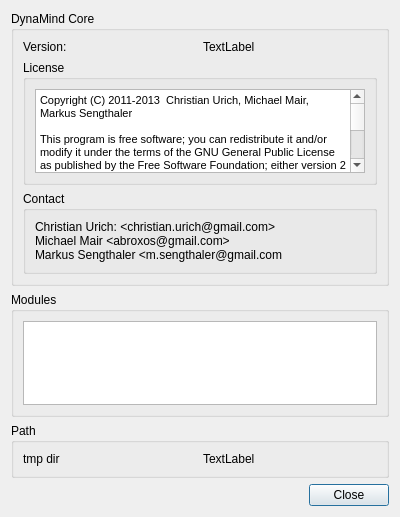
Above: src/libdynamind-gui/guiaboutdialog.ui from iut-ibk/DynaMind-ToolBox before the change. Below: the same form after it.
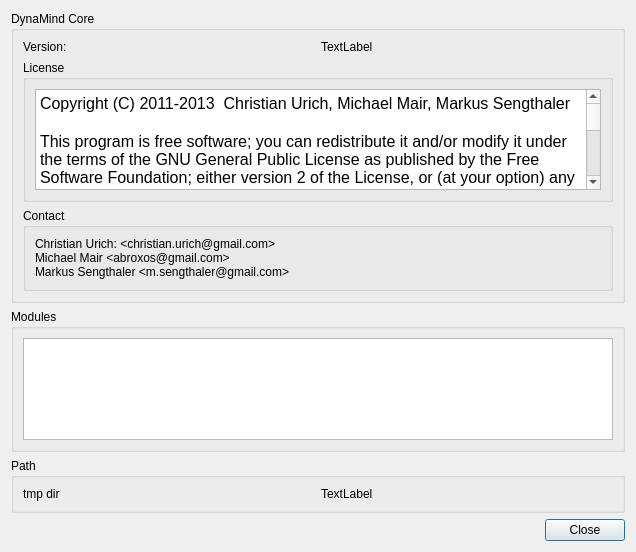
That is the form after the change.

Commit message: bigger text and missing >

Diff of the .ui file:
```diff
--- a/src/libdynamind-gui/guiaboutdialog.ui
+++ b/src/libdynamind-gui/guiaboutdialog.ui
@@ -6,8 +6,8 @@
    <rect>
     <x>0</x>
     <y>0</y>
-    <width>400</width>
-    <height>517</height>
+    <width>636</width>
+    <height>552</height>
    </rect>
   </property>
   <property name="windowTitle">
@@ -52,14 +52,14 @@
               <string>&lt;!DOCTYPE HTML PUBLIC &quot;-//W3C//DTD HTML 4.0//EN&quot; &quot;http://www.w3.org/TR/REC-html40/strict.dtd&quot;&gt;
 &lt;html&gt;&lt;head&gt;&lt;meta name=&quot;qrichtext&quot; content=&quot;1&quot; /&gt;&lt;style type=&quot;text/css&quot;&gt;
 p, li { white-space: pre-wrap; }
-&lt;/style&gt;&lt;/head&gt;&lt;body style=&quot; font-family:'MS Shell Dlg 2'; font-size:8.25pt; font-weight:400; font-style:normal;&quot;&gt;
-&lt;p style=&quot; margin-top:0px; margin-bottom:0px; margin-left:0px; margin-right:0px; -qt-block-indent:0; text-indent:0px;&quot;&gt;&lt;span style=&quot; font-size:8pt;&quot;&gt;Copyright (C) 2011-2013  Christian Urich, Michael Mair, Markus Sengthaler&lt;/span&gt;&lt;/p&gt;
-&lt;p style=&quot;-qt-paragraph-type:empty; margin-top:0px; margin-bottom:0px; margin-left:0px; margin-right:0px; -qt-block-indent:0; text-indent:0px; font-size:8pt;&quot;&gt;&lt;br /&gt;&lt;/p&gt;
-&lt;p style=&quot; margin-top:0px; margin-bottom:0px; margin-left:0px; margin-right:0px; -qt-block-indent:0; text-indent:0px;&quot;&gt;&lt;span style=&quot; font-size:8pt;&quot;&gt;This program is free software; you can redistribute it and/or modify it under the terms of the GNU General Public License as published by the Free Software Foundation; either version 2 of the License, or (at your option) any later version.&lt;/span&gt;&lt;/p&gt;
-&lt;p style=&quot;-qt-paragraph-type:empty; margin-top:0px; margin-bottom:0px; margin-left:0px; margin-right:0px; -qt-block-indent:0; text-indent:0px; font-size:8pt;&quot;&gt;&lt;br /&gt;&lt;/p&gt;
-&lt;p style=&quot; margin-top:0px; margin-bottom:0px; margin-left:0px; margin-right:0px; -qt-block-indent:0; text-indent:0px;&quot;&gt;&lt;span style=&quot; font-size:8pt;&quot;&gt;This program is distributed in the hope that it will be useful, but WITHOUT ANY WARRANTY; without even the implied warranty of MERCHANTABILITY or FITNESS FOR A PARTICULAR PURPOSE. See the GNU General Public License for more details.&lt;/span&gt;&lt;/p&gt;
-&lt;p style=&quot;-qt-paragraph-type:empty; margin-top:0px; margin-bottom:0px; margin-left:0px; margin-right:0px; -qt-block-indent:0; text-indent:0px; font-size:8pt;&quot;&gt;&lt;br /&gt;&lt;/p&gt;
-&lt;p style=&quot; margin-top:0px; margin-bottom:0px; margin-left:0px; margin-right:0px; -qt-block-indent:0; text-indent:0px;&quot;&gt;&lt;span style=&quot; font-size:8pt;&quot;&gt;You should have received a copy of the GNU General Public License along with this program; if not, write to the Free Software Foundation, Inc., 51 Franklin Street, Fifth Floor, Boston, MA  02110-1301, USA.&lt;/span&gt;&lt;/p&gt;&lt;/body&gt;&lt;/html&gt;</string>
+&lt;/style&gt;&lt;/head&gt;&lt;body style=&quot; font-family:'Lucida Grande'; font-size:13pt; font-weight:400; font-style:normal;&quot;&gt;
+&lt;p style=&quot; margin-top:0px; margin-bottom:0px; margin-left:0px; margin-right:0px; -qt-block-indent:0; text-indent:0px;&quot;&gt;&lt;span style=&quot; font-family:'MS Shell Dlg 2'; font-size:12pt;&quot;&gt;Copyright (C) 2011-2013  Christian Urich, Michael Mair, Markus Sengthaler&lt;/span&gt;&lt;/p&gt;
+&lt;p style=&quot;-qt-paragraph-type:empty; margin-top:0px; margin-bottom:0px; margin-left:0px; margin-right:0px; -qt-block-indent:0; text-indent:0px; font-family:'MS Shell Dlg 2'; font-size:12pt;&quot;&gt;&lt;br /&gt;&lt;/p&gt;
+&lt;p style=&quot; margin-top:0px; margin-bottom:0px; margin-left:0px; margin-right:0px; -qt-block-indent:0; text-indent:0px;&quot;&gt;&lt;span style=&quot; font-family:'MS Shell Dlg 2'; font-size:12pt;&quot;&gt;This program is free software; you can redistribute it and/or modify it under the terms of the GNU General Public License as published by the Free Software Foundation; either version 2 of the License, or (at your option) any later version.&lt;/span&gt;&lt;/p&gt;
+&lt;p style=&quot;-qt-paragraph-type:empty; margin-top:0px; margin-bottom:0px; margin-left:0px; margin-right:0px; -qt-block-indent:0; text-indent:0px; font-family:'MS Shell Dlg 2'; font-size:12pt;&quot;&gt;&lt;br /&gt;&lt;/p&gt;
+&lt;p style=&quot; margin-top:0px; margin-bottom:0px; margin-left:0px; margin-right:0px; -qt-block-indent:0; text-indent:0px;&quot;&gt;&lt;span style=&quot; font-family:'MS Shell Dlg 2'; font-size:12pt;&quot;&gt;This program is distributed in the hope that it will be useful, but WITHOUT ANY WARRANTY; without even the implied warranty of MERCHANTABILITY or FITNESS FOR A PARTICULAR PURPOSE. See the GNU General Public License for more details.&lt;/span&gt;&lt;/p&gt;
+&lt;p style=&quot;-qt-paragraph-type:empty; margin-top:0px; margin-bottom:0px; margin-left:0px; margin-right:0px; -qt-block-indent:0; text-indent:0px; font-family:'MS Shell Dlg 2'; font-size:12pt;&quot;&gt;&lt;br /&gt;&lt;/p&gt;
+&lt;p style=&quot; margin-top:0px; margin-bottom:0px; margin-left:0px; margin-right:0px; -qt-block-indent:0; text-indent:0px;&quot;&gt;&lt;span style=&quot; font-family:'MS Shell Dlg 2'; font-size:12pt;&quot;&gt;You should have received a copy of the GNU General Public License along with this program; if not, write to the Free Software Foundation, Inc., 51 Franklin Street, Fifth Floor, Boston, MA  02110-1301, USA.&lt;/span&gt;&lt;/p&gt;&lt;/body&gt;&lt;/html&gt;</string>
              </property>
             </widget>
            </item>
@@ -78,7 +78,7 @@
            <item>
             <widget class="QLabel" name="contactLabel">
              <property name="text">
-              <string>&lt;html&gt;&lt;head/&gt;&lt;body&gt;&lt;p&gt;Christian Urich: &amp;lt;christian.urich@gmail.com&amp;gt;&lt;br/&gt;Michael Mair &amp;lt;abroxos@gmail.com&amp;gt;&lt;br/&gt;Markus Sengthaler &amp;lt;m.sengthaler@gmail.com&lt;/p&gt;&lt;/body&gt;&lt;/html&gt;</string>
+              <string>&lt;html&gt;&lt;head/&gt;&lt;body&gt;&lt;p&gt;Christian Urich: &amp;lt;christian.urich@gmail.com&amp;gt;&lt;br/&gt;Michael Mair &amp;lt;abroxos@gmail.com&amp;gt;&lt;br/&gt;Markus Sengthaler &amp;lt;m.sengthaler@gmail.com&amp;gt;&lt;/p&gt;&lt;/body&gt;&lt;/html&gt;</string>
              </property>
             </widget>
            </item>
```
Left out of the diff: 6 changed lines with no effect on the pictures.
